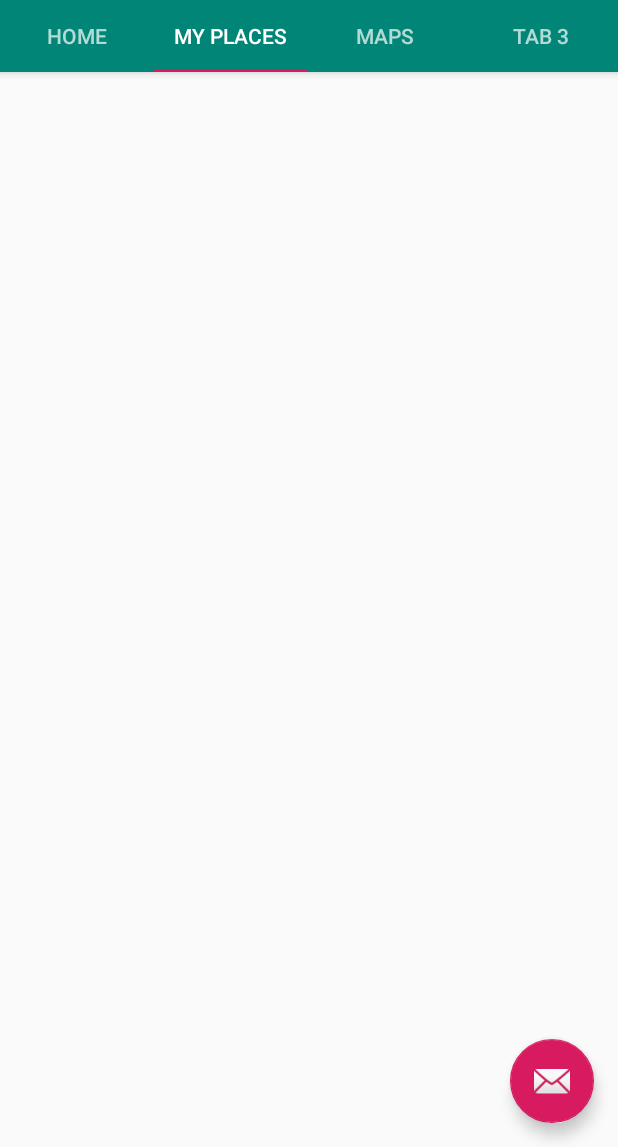
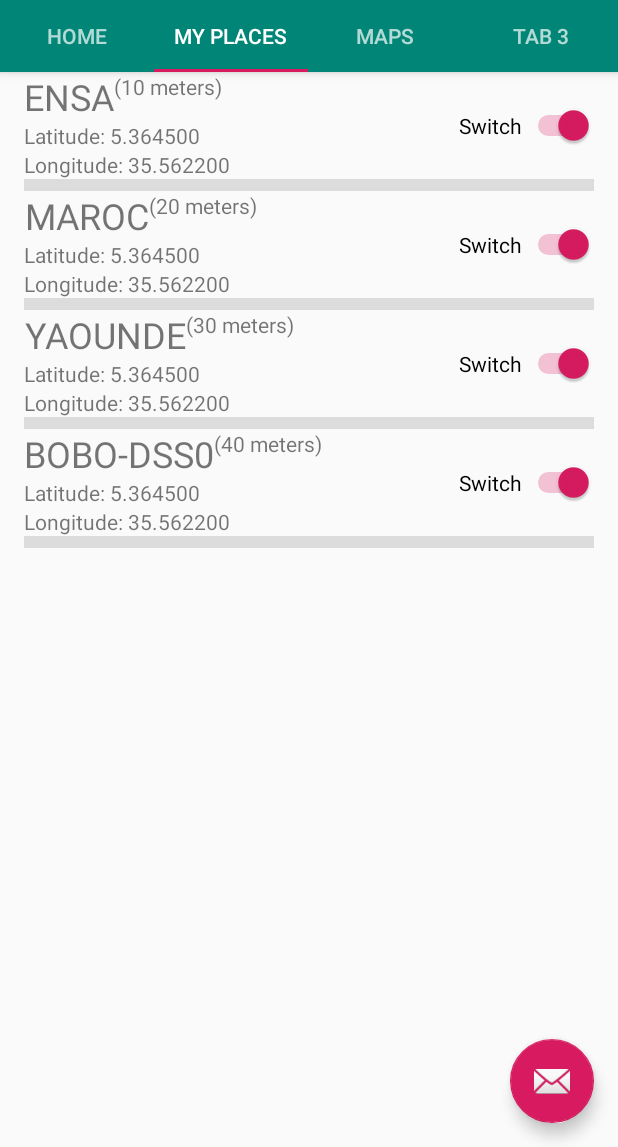
Before and after one commit to ValdesChe/SmoothSwitch, an Android app: the screen it shows after launch (MainActivity), tab 2 chosen, on a phone screen of 412 x 824 dp, the part 89-1236 px from its top. Run offline under Robolectric (Android 15) with nearby library versions, the phone set to English and light mode, and no system bars; 1 statement that could not run was skipped.

Commit message:
places listview

```diff
--- a/app/src/main/java/com/smoothswitch/model/Place.java
+++ b/app/src/main/java/com/smoothswitch/model/Place.java
@@ -5,7 +5,7 @@ public class Place {
     private String name;
     private double longitude;
     private double latitude;
-    private double raduis;
+    private double radius;
     private boolean isEnabled;
 
     public Place(int id, String name, double longitude, double latitude, double radius, boolean isEnabled) {
@@ -13,7 +13,7 @@ public class Place {
         this.name = name;
         this.longitude = longitude;
         this.latitude = latitude;
-        this.raduis = radius;
+        this.radius = radius;
         this.isEnabled = isEnabled;
     }
 
@@ -50,12 +50,12 @@ public class Place {
         this.latitude = latitude;
     }
 
-    public double getRaduis() {
-        return raduis;
+    public double getRadius() {
+        return radius;
     }
 
-    public void setRaduis(double raduis) {
-        this.raduis = raduis;
+    public void setRadius(double radius) {
+        this.radius = radius;
     }
 
     public boolean isEnabled() {
--- /dev/null
+++ b/app/src/main/java/com/smoothswitch/model/PlacesAdapter.java
@@ -0,0 +1,47 @@
+package com.smoothswitch.model;
+
+import android.content.Context;
+import android.content.res.Resources;
+import android.view.LayoutInflater;
+import android.view.View;
+import android.view.ViewGroup;
+import android.widget.ArrayAdapter;
+import android.widget.Switch;
+import android.widget.TextView;
+
+import androidx.annotation.NonNull;
+import androidx.annotation.Nullable;
+
+import com.smoothswitch.R;
+
+import java.util.List;
+
+public class PlacesAdapter extends ArrayAdapter<Place> {
+
+    public PlacesAdapter(Context context, List<Place> places) {
+        super(context, R.layout.place_view, places);
+    }
+
+    @NonNull
+    @Override
+    public View getView(int position, @Nullable View convertView, @NonNull ViewGroup parent) {
+        if (convertView == null) {
+            convertView = LayoutInflater.from(getContext()).inflate(R.layout.place_view, parent, false);
+            Place place = getItem(position);
+            if (place != null) {
+                TextView placeName = convertView.findViewById(R.id.placeNameTextView);
+                TextView placeLat = convertView.findViewById(R.id.placeLatTextView);
+                TextView placeLong = convertView.findViewById(R.id.placeLongTextView);
+                TextView placeRadius = convertView.findViewById(R.id.placeRadiusTextView);
+                Switch placeIsEnabled = convertView.findViewById(R.id.placeIsEnabledSwitch);
+                Resources res = convertView.getResources();
+                placeName.setText(res.getString(R.string.place_name, place.getName()));
+                placeRadius.setText(res.getString(R.string.place_radius, place.getRadius()));
+                placeLat.setText(res.getString(R.string.place_lat, place.getLatitude()));
+                placeLong.setText(res.getString(R.string.place_long, place.getLongitude()));
+                placeIsEnabled.setChecked(place.isEnabled());
+            }
+        }
+        return convertView;
+    }
+}
--- a/app/src/main/java/com/smoothswitch/ui/main/MyPlacesFragment.java
+++ b/app/src/main/java/com/smoothswitch/ui/main/MyPlacesFragment.java
@@ -4,13 +4,18 @@ import android.os.Bundle;
 import android.view.LayoutInflater;
 import android.view.View;
 import android.view.ViewGroup;
-import android.widget.TextView;
+import android.widget.ListView;
 
 import androidx.annotation.NonNull;
 import androidx.fragment.app.Fragment;
 import androidx.lifecycle.ViewModelProviders;
 
 import com.smoothswitch.R;
+import com.smoothswitch.model.Place;
+import com.smoothswitch.model.PlacesAdapter;
+
+import java.util.ArrayList;
+import java.util.List;
 
 
 /**
@@ -20,6 +25,8 @@ public class MyPlacesFragment extends Fragment {
 
     private final int index = 1;
     private PageViewModel pageViewModel;
+    private ListView mPlacesListView;
+    private PlacesAdapter mPlaceAdapter;
 
     @Override
     public void onCreate(Bundle savedInstanceState) {
@@ -33,8 +40,15 @@ public class MyPlacesFragment extends Fragment {
             @NonNull LayoutInflater inflater, ViewGroup container,
             Bundle savedInstanceState) {
         View root = inflater.inflate(R.layout.fragment_my_places, container, false);
-        final TextView textView = root.findViewById(R.id.section_label);
-        pageViewModel.getText().observe(this, textView::setText);
+        mPlacesListView = root.findViewById(R.id.myPlacesListView);
+        List<Place> myPlaces = new ArrayList<>();
+        myPlaces.add(new Place(1, "ENSA", 35.5622, 5.3645, 10, true));
+        myPlaces.add(new Place(1, "MAROC", 35.5622, 5.3645, 20, true));
+        myPlaces.add(new Place(1, "YAOUNDE", 35.5622, 5.3645, 30, true));
+        myPlaces.add(new Place(1, "BOBO-DSS0", 35.5622, 5.3645, 40, true));
+        mPlaceAdapter = new PlacesAdapter(getContext(), myPlaces);
+        mPlacesListView.setAdapter(mPlaceAdapter);
+        mPlaceAdapter.notifyDataSetChanged();
         return root;
     }
 }
--- a/app/src/main/res/layout/fragment_my_places.xml
+++ b/app/src/main/res/layout/fragment_my_places.xml
@@ -7,17 +7,14 @@
     android:layout_height="match_parent"
     tools:context=".ui.main.MyPlacesFragment">
 
-    <TextView
-        android:id="@+id/section_label"
-        android:layout_width="wrap_content"
-        android:layout_height="wrap_content"
-        android:layout_marginStart="@dimen/activity_horizontal_margin"
-        android:layout_marginTop="@dimen/activity_vertical_margin"
-        android:layout_marginEnd="@dimen/activity_horizontal_margin"
-        android:layout_marginBottom="@dimen/activity_vertical_margin"
-        app:layout_constraintLeft_toLeftOf="parent"
-        app:layout_constraintTop_toTopOf="@+id/constraintLayout"
-        tools:layout_constraintLeft_creator="1"
-        tools:layout_constraintTop_creator="1" />
-
+    <ListView
+        android:id="@+id/myPlacesListView"
+        android:layout_width="match_parent"
+        android:layout_height="match_parent"
+        android:layout_marginLeft="@dimen/list_x_margin"
+        android:layout_marginRight="@dimen/list_x_margin"
+        android:dividerHeight="@dimen/div_height"
+        app:layout_constraintEnd_toEndOf="parent"
+        app:layout_constraintStart_toStartOf="parent"
+        app:layout_constraintTop_toTopOf="parent" />
 </androidx.constraintlayout.widget.ConstraintLayout>
--- /dev/null
+++ b/app/src/main/res/layout/place_view.xml
@@ -0,0 +1,46 @@
+<?xml version="1.0" encoding="utf-8"?>
+<RelativeLayout xmlns:android="http://schemas.android.com/apk/res/android"
+    android:layout_width="match_parent" android:layout_height="match_parent">
+
+    <TextView
+        android:id="@+id/placeNameTextView"
+        android:layout_width="wrap_content"
+        android:layout_height="wrap_content"
+        android:textAlignment="textEnd"
+        android:layout_alignParentTop="true"
+        android:textSize="@dimen/title2"
+        android:fontFamily="sans-serif"
+        android:text="@string/place_name" />
+    <TextView
+        android:id="@+id/placeRadiusTextView"
+        android:layout_width="wrap_content"
+        android:layout_height="wrap_content"
+        android:textSize="@dimen/big"
+        android:layout_toRightOf="@id/placeNameTextView"
+        android:layout_alignParentEnd="true"
+        android:text="@string/place_radius" />
+
+    <TextView
+        android:id="@+id/placeLatTextView"
+        android:layout_width="wrap_content"
+        android:layout_height="wrap_content"
+        android:layout_alignParentStart="true"
+        android:layout_below="@id/placeNameTextView"
+        android:textSize="@dimen/big"
+        android:text="@string/place_lat" />
+    <TextView
+        android:id="@+id/placeLongTextView"
+        android:layout_width="wrap_content"
+        android:layout_height="wrap_content"
+        android:layout_alignParentStart="true"
+        android:layout_below="@id/placeLatTextView"
+        android:textSize="@dimen/big"
+        android:text="@string/place_long" />
+    <Switch
+        android:id="@+id/placeIsEnabledSwitch"
+        android:layout_width="wrap_content"
+        android:layout_height="wrap_content"
+        android:layout_centerVertical="true"
+        android:layout_alignParentEnd="true"
+        android:text="Switch" />
+</RelativeLayout>
--- a/app/src/main/res/values/dimens.xml
+++ b/app/src/main/res/values/dimens.xml
@@ -5,4 +5,9 @@
     <dimen name="appbar_padding">16dp</dimen>
     <dimen name="fab_margin">16dp</dimen>
     <dimen name="appbar_padding_top">8dp</dimen>
+    <dimen name="list_x_margin">16dp</dimen>
+    <dimen name="title2">24sp</dimen>
+    <dimen name="big">14sp</dimen>
+    <dimen name="normal">8sp</dimen>
+    <dimen name="div_height">8sp</dimen>
 </resources>
--- a/app/src/main/res/values/strings.xml
+++ b/app/src/main/res/values/strings.xml
@@ -4,7 +4,11 @@
     <string name="tab_1_title">My Places</string>
     <string name="tab_2_title">Maps</string>
     <string name="tab_3_title">Tab 3</string>
-    <string name="silentMode">Silent Mode</string>
-    <string name="ringerMode">Ringer Mode</string>
-    <string name="vibrateMode">Vibrate Mode</string>
+    <string name="silent_mode">Silent Mode</string>
+    <string name="ringer_mode">Ringer Mode</string>
+    <string name="vibrate_mode">Vibrate Mode</string>
+    <string name="place_name">%1$s</string>
+    <string name="place_lat">Latitude: %1$f</string>
+    <string name="place_long">Longitude: %1$f</string>
+    <string name="place_radius">(%1$.0f meters)</string>
 </resources>
```
Also changed, not shown: app/src/main/java/com/smoothswitch/ui/main/SectionsPagerAdapter.java (deleted, +0 -57 lines).
